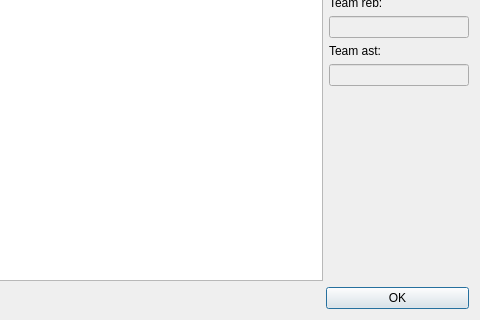
Razorlance/dsba-itop2022-hw, file nba_game/team_window.ui: the form before one commit; both pictures show x 213 to 693 and y 154 to 474 of the 693 by 474 pixel window.
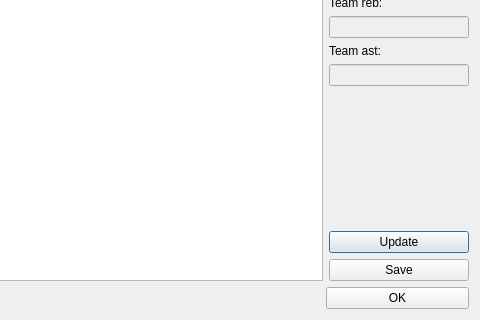
The form after the commit.

Commit message:
Reimplemented team storage
* Added count pts, ast, reb features

Patch:
```diff
--- a/nba_game/team_window.ui
+++ b/nba_game/team_window.ui
@@ -98,6 +98,20 @@
          </property>
         </spacer>
        </item>
+       <item>
+        <widget class="QPushButton" name="update_button">
+         <property name="text">
+          <string>Update</string>
+         </property>
+        </widget>
+       </item>
+       <item>
+        <widget class="QPushButton" name="save_button">
+         <property name="text">
+          <string>Save</string>
+         </property>
+        </widget>
+       </item>
       </layout>
      </item>
     </layout>
```
Left out of the diff: 8 changed lines with no effect on the pictures. The commit also changes 6 other files.
